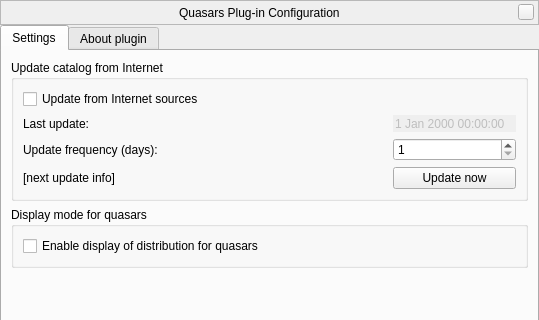
Above: plugins/Quasars/src/gui/quasarsDialog.ui from 519984307/stellarium_src before the change; both pictures show x 0 to 539 and y 0 to 320 of the 539 by 467 pixel window. Below: the same form after it.
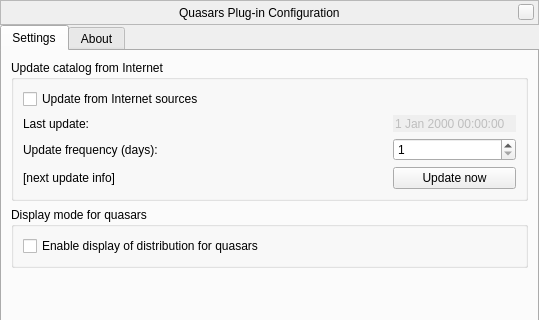
That is the form after the change. Custom widgets are drawn as their Qt base class.

Diff of the .ui file:
```diff
--- a/plugins/Quasars/src/gui/quasarsDialog.ui
+++ b/plugins/Quasars/src/gui/quasarsDialog.ui
@@ -295,7 +295,7 @@
      </widget>
      <widget class="QWidget" name="aboutTab">
       <attribute name="title">
-       <string>About plugin</string>
+       <string comment="tab in plugin windows">About</string>
       </attribute>
       <layout class="QVBoxLayout" name="verticalLayout_11">
        <property name="spacing">
```
Left out of the diff: 3 changed lines with no effect on the pictures.
